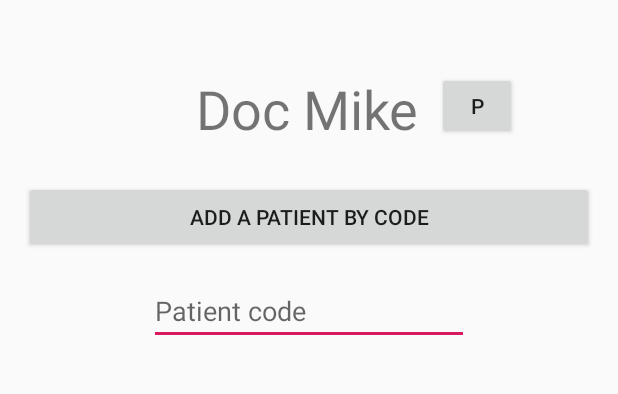
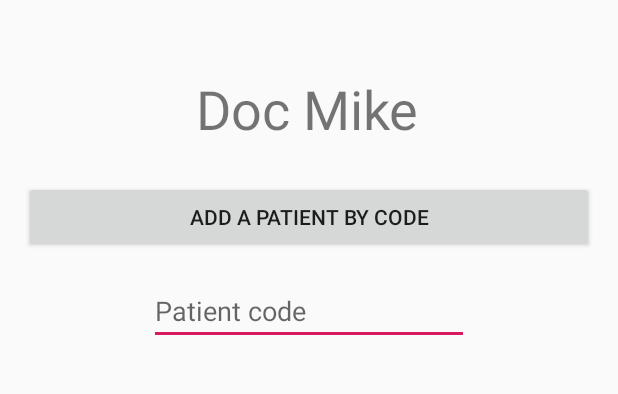
Before and after one commit to zyc1996/CS401_Group3_Project3, an Android app: the HomepageDoctorActivity screen opened directly, with no data from a screen before it, on a phone screen of 412 x 824 dp, the part 84-478 px from its top. Run offline under Robolectric (Android 15) with nearby library versions, the phone set to English and light mode, and no system bars; our stand-ins replace Firebase (no records; nobody signed in at launch, a user with empty details on screens opened directly).

Commit message:
More Toolbar Edits+Additions

```diff
--- a/app/src/main/res/layout/activity_homepage_doctor.xml
+++ b/app/src/main/res/layout/activity_homepage_doctor.xml
@@ -14,23 +14,9 @@
         android:background="?attr/colorPrimary"
         android:minHeight="?attr/actionBarSize"
         app:layout_constraintTop_toTopOf="parent"
-        app:titleTextColor="@android:color/white"></androidx.appcompat.widget.Toolbar>
+        app:titleTextColor="@android:color/white">
 
-    <Button
-        android:id="@+id/profile_open_temp"
-        android:layout_width="53dp"
-        android:layout_height="45dp"
-        android:layout_marginStart="12dp"
-        android:layout_marginTop="48dp"
-        android:layout_marginBottom="20dp"
-        android:onClick="launchDoctorProfile"
-        android:text="P"
-        app:layout_constraintBottom_toTopOf="@+id/linearLayout"
-        app:layout_constraintEnd_toEndOf="parent"
-        app:layout_constraintHorizontal_bias="0.0"
-        app:layout_constraintStart_toEndOf="@+id/user_name_title"
-        app:layout_constraintTop_toBottomOf="@+id/homepageDoctorToolbar"
-        app:layout_constraintVertical_bias="1.0" />
+    </androidx.appcompat.widget.Toolbar>
 
     <ScrollView
         android:id="@+id/patient_list_diaplay"
```
Also changed, not shown: app/src/main/java/cs401/group3/pillpopper/ui/DoctorProfileActivity.java (+15 -0 lines), app/src/main/java/cs401/group3/pillpopper/ui/PatientProfileActivity.java (+15 -0 lines), app/src/main/res/layout/activity_homepage_patient.xml (+3 -17 lines).
